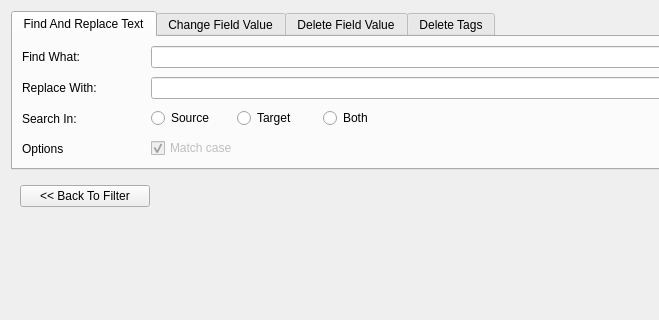
The window that src/sdltm/ui/BatchEdit.ui (RWS/sdltm_browser) describes before a commit, drawn with Qt 5; both pictures show x 0 to 659 and y 0 to 320 of the 1037 by 750 pixel window.
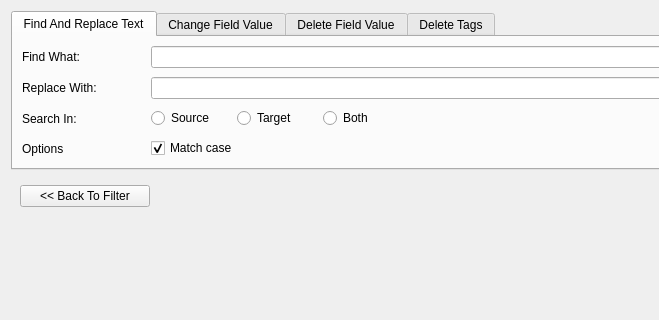
The same window after the commit.

```diff
--- a/src/sdltm/ui/BatchEdit.ui
+++ b/src/sdltm/ui/BatchEdit.ui
@@ -187,7 +187,7 @@
              <item>
               <widget class="QCheckBox" name="findMatchCase">
                <property name="enabled">
-                <bool>false</bool>
+                <bool>true</bool>
                </property>
                <property name="text">
                 <string>Match case</string>
```
